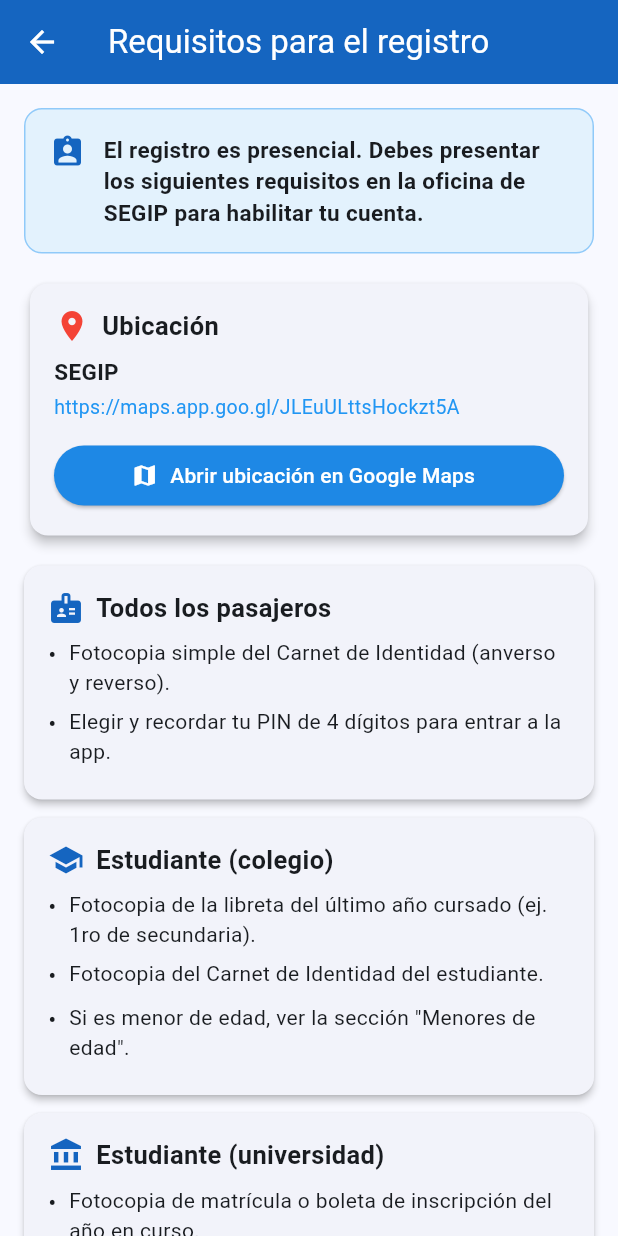
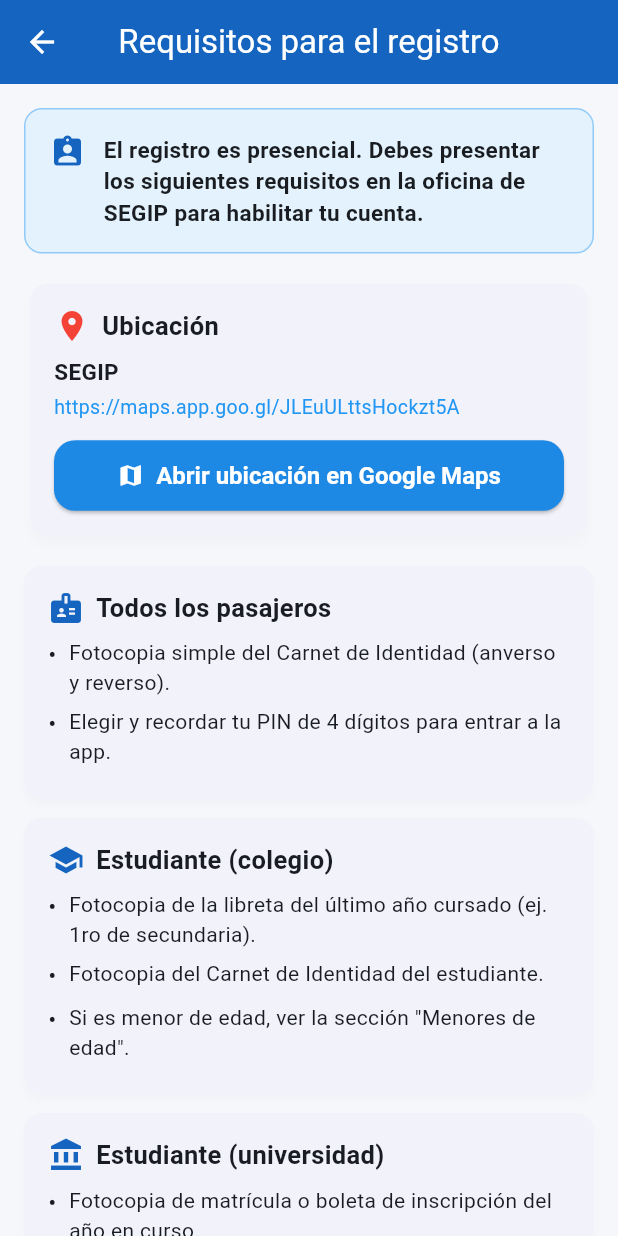
Before and after one commit to condorisebastian/mi-proyecto, a Flutter app: the screen it shows after launch, after a tap on "Requisitos para el registro", on a phone screen of 412 x 824 dp. Run offline on Flutter 3.47's test engine with Material 3 defaults, Android fonts, the phone set to English and light mode, and no system bars; our stand-ins replace cloud_firestore, firebase_auth, firebase_core, qr_flutter, shared_preferences; missing offline and left inert: flutter_nfc_kit, mobile_scanner, ndef; accounts and stored records are empty.

Commit message:
refactor: paleta unica de colores y tema central - AppColors centra los colores (azul primary/primaryDark, success, background) como unico origen, sin hex literales en pantallas - buildAppTheme estiliza appbar, botones, inputs y cards de forma consistente - conductor pasa de rojo a la misma paleta azul de pasajero

```diff
--- a/transita_bolivia/lib/main.dart
+++ b/transita_bolivia/lib/main.dart
@@ -7,6 +7,7 @@ import 'services/api_service.dart';
 import 'services/driver_auth_service.dart';
 import 'services/driver_api_service.dart';
 import 'config.dart';
+import 'theme.dart';
 import 'firebase_options.dart';
 import 'screens/passenger/role_selection_screen.dart';
 import 'screens/passenger/requirements_screen.dart';
@@ -71,13 +72,7 @@ class TransitaBoliviaApp extends StatelessWidget {
       child: MaterialApp(
         title: 'Transita Bolivia',
         debugShowCheckedModeBanner: false,
-        theme: ThemeData(
-          colorScheme: ColorScheme.fromSeed(
-            seedColor: const Color(0xFF1E88E5),
-            brightness: Brightness.light,
-          ),
-          useMaterial3: true,
-        ),
+        theme: buildAppTheme(),
         initialRoute: auth.isLoggedIn
             ? '/passenger/home'
             : driverAuth.isLoggedIn
--- a/transita_bolivia/lib/screens/passenger/requirements_screen.dart
+++ b/transita_bolivia/lib/screens/passenger/requirements_screen.dart
@@ -1,4 +1,5 @@
 import 'package:flutter/material.dart';
+import '../../theme.dart';
 import 'package:url_launcher/url_launcher.dart';
 
 class RequirementsScreen extends StatelessWidget {
@@ -30,7 +31,7 @@ class RequirementsScreen extends StatelessWidget {
     return Scaffold(
       appBar: AppBar(
         title: const Text('Requisitos para el registro'),
-        backgroundColor: const Color(0xFF1565C0),
+        backgroundColor: AppColors.primaryDark,
         foregroundColor: Colors.white,
       ),
       bottomNavigationBar:
@@ -167,7 +168,7 @@ class RequirementsScreen extends StatelessWidget {
               style: TextStyle(fontSize: 15, fontWeight: FontWeight.bold),
             ),
             style: ElevatedButton.styleFrom(
-              backgroundColor: const Color(0xFF1565C0),
+              backgroundColor: AppColors.primaryDark,
               foregroundColor: Colors.white,
               shape: RoundedRectangleBorder(
                 borderRadius: BorderRadius.circular(12),
@@ -183,14 +184,14 @@ class RequirementsScreen extends StatelessWidget {
     return Container(
       padding: const EdgeInsets.all(16),
       decoration: BoxDecoration(
-        color: const Color(0xFFE3F2FD),
+        color: AppColors.primarySurface,
         borderRadius: BorderRadius.circular(12),
-        border: Border.all(color: const Color(0xFF90CAF9)),
+        border: Border.all(color: AppColors.primaryBorder),
       ),
       child: const Row(
         crossAxisAlignment: CrossAxisAlignment.start,
         children: [
-          Icon(Icons.assignment_ind, color: Color(0xFF1565C0)),
+          Icon(Icons.assignment_ind, color: AppColors.primaryDark),
           SizedBox(width: 12),
           Expanded(
             child: Text(
@@ -241,7 +242,7 @@ class RequirementsScreen extends StatelessWidget {
                 icon: const Icon(Icons.map),
                 label: const Text('Abrir ubicación en Google Maps'),
                 style: ElevatedButton.styleFrom(
-                  backgroundColor: const Color(0xFF1E88E5),
+                  backgroundColor: AppColors.primary,
                   foregroundColor: Colors.white,
                 ),
               ),
@@ -268,7 +269,7 @@ class RequirementsScreen extends StatelessWidget {
           children: [
             Row(
               children: [
-                Icon(icon, color: const Color(0xFF1565C0)),
+                Icon(icon, color: AppColors.primaryDark),
                 const SizedBox(width: 8),
                 Expanded(
                   child: Text(
--- a/transita_bolivia/lib/screens/passenger/role_selection_screen.dart
+++ b/transita_bolivia/lib/screens/passenger/role_selection_screen.dart
@@ -1,4 +1,5 @@
 import 'package:flutter/material.dart';
+import '../../theme.dart';
 
 class RoleSelectionScreen extends StatelessWidget {
   const RoleSelectionScreen({super.key});
@@ -12,8 +13,8 @@ class RoleSelectionScreen extends StatelessWidget {
             begin: Alignment.topCenter,
             end: Alignment.bottomCenter,
             colors: [
-              Color(0xFF1E88E5),
-              Color(0xFF1565C0),
+              AppColors.primary,
+              AppColors.primaryDark,
             ],
           ),
         ),
@@ -121,7 +122,7 @@ class RoleSelectionScreen extends StatelessWidget {
           onPressed: onPressed,
           style: ElevatedButton.styleFrom(
             backgroundColor: Colors.white,
-            foregroundColor: const Color(0xFF1E88E5),
+            foregroundColor: AppColors.primary,
             shape: RoundedRectangleBorder(
               borderRadius: BorderRadius.circular(16),
             ),
--- /dev/null
+++ b/transita_bolivia/lib/theme.dart
@@ -0,0 +1,69 @@
+import 'package:flutter/material.dart';
+
+/// Paleta única de la app. Todas las pantallas deben usar estos colores;
+/// nunca hardcodear hex literales.
+class AppColors {
+  static const Color primary = Color(0xFF1E88E5);
+  static const Color primaryDark = Color(0xFF1565C0);
+  static const Color success = Color(0xFF4CAF50);
+  static const Color background = Color(0xFFF5F7FA);
+  static const Color primarySurface = Color(0xFFE3F2FD);
+  static const Color primaryBorder = Color(0xFF90CAF9);
+  static const Color textPrimary = Color(0xFF263238);
+  static const Color textMuted = Color(0xFF78909C);
+}
+
+/// Tema central: componentes con estilo único (botones, inputs, appbar, cards).
+ThemeData buildAppTheme() {
+  final scheme = ColorScheme.fromSeed(
+    seedColor: AppColors.primary,
+    primary: AppColors.primary,
+    secondary: AppColors.primaryDark,
+    surface: Colors.white,
+  );
+
+  return ThemeData(
+    useMaterial3: true,
+    colorScheme: scheme,
+    scaffoldBackgroundColor: AppColors.background,
+    appBarTheme: const AppBarTheme(
+      backgroundColor: AppColors.primary,
+      foregroundColor: Colors.white,
+      elevation: 0,
+      centerTitle: true,
+    ),
+    elevatedButtonTheme: ElevatedButtonThemeData(
+      style: ElevatedButton.styleFrom(
+        backgroundColor: AppColors.primary,
+        foregroundColor: Colors.white,
+        shape: RoundedRectangleBorder(borderRadius: BorderRadius.circular(14)),
+        padding: const EdgeInsets.symmetric(vertical: 14, horizontal: 24),
+        textStyle: const TextStyle(fontSize: 16, fontWeight: FontWeight.bold),
+      ),
+    ),
+    inputDecorationTheme: InputDecorationTheme(
+      filled: true,
+      fillColor: Colors.white,
+      border: OutlineInputBorder(
+        borderRadius: BorderRadius.circular(14),
+        borderSide: BorderSide.none,
+      ),
+      enabledBorder: OutlineInputBorder(
+        borderRadius: BorderRadius.circular(14),
+        borderSide: const BorderSide(color: Color(0xFFE0E0E0)),
+      ),
+      focusedBorder: OutlineInputBorder(
+        borderRadius: BorderRadius.circular(14),
+        borderSide: const BorderSide(color: AppColors.primary, width: 2),
+      ),
+    ),
+    cardTheme: CardThemeData(
+      elevation: 2,
+      shadowColor: Colors.black.withValues(alpha: 0.08),
+      shape: RoundedRectangleBorder(borderRadius: BorderRadius.circular(20)),
+    ),
+    navigationBarTheme: NavigationBarThemeData(
+      indicatorColor: AppColors.primary.withValues(alpha: 0.15),
+    ),
+  );
+}
```
Also changed, not shown: transita_bolivia/lib/screens/driver/charge_screen.dart (+11 -10 lines), transita_bolivia/lib/screens/driver/history_screen.dart (+5 -4 lines), transita_bolivia/lib/screens/driver/home_screen.dart (+8 -7 lines), transita_bolivia/lib/screens/driver/login_screen.dart (+6 -5 lines), transita_bolivia/lib/screens/driver/register_screen.dart (+6 -5 lines), transita_bolivia/lib/screens/driver/summary_screen.dart (+12 -11 lines), transita_bolivia/lib/screens/passenger/card_screen.dart (+10 -9 lines), transita_bolivia/lib/screens/passenger/history_screen.dart (+7 -6 lines), transita_bolivia/lib/screens/passenger/home_screen.dart (+11 -10 lines), transita_bolivia/lib/screens/passenger/login_screen.dart (+8 -7 lines), transita_bolivia/lib/screens/passenger/pay_trip_screen.dart (+10 -9 lines), transita_bolivia/lib/screens/passenger/recharge_screen.dart (+12 -11 lines), transita_bolivia/lib/screens/passenger/register_screen.dart (+6 -5 lines), transita_bolivia/lib/screens/passenger/user_type_screen.dart (+4 -3 lines).
